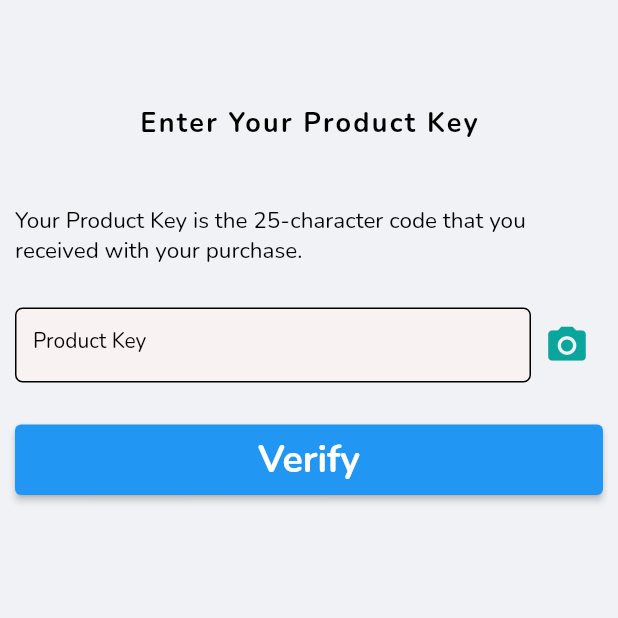
After one commit to developerabhi2507/phs_antivirus_app_demo, a Flutter app: the ProductKeyView screen opened by its route, after a tap on the "camera alt" icon, on a phone screen of 412 x 824 dp, the top half of it. The commit adds this screen. Run offline on Flutter 3.47's test engine with Material 2 defaults, Android fonts, the phone set to English and light mode, and no system bars; our stand-ins replace dio, fluttertoast, get, permission_handler, shared_preferences; missing offline and left inert: flutter_barcode_scanner; accounts and stored records are empty.

Commit message:
login options ui created.

```diff
--- a/lib/res/components/general_exception.dart
+++ b/lib/res/components/general_exception_widget.dart
@@ -1,4 +1,4 @@
-import 'package:antivirus_app_demo1/res/components/round_button.dart';
+import 'package:antivirus_app_demo1/res/components/round_button_widget.dart';
 import 'package:flutter/material.dart';
 import 'package:get/get.dart';
 
--- a/lib/res/components/internet_exceptions_widget.dart
+++ b/lib/res/components/internet_exceptions_widget.dart
@@ -2,7 +2,7 @@ import 'package:flutter/material.dart';
 import 'package:get/get.dart';
 
 import '../colors/app_color.dart';
-import 'round_button.dart';
+import 'round_button_widget.dart';
 
 class InternetExceptionWidget extends StatelessWidget {
   final VoidCallback onPress;
--- a/lib/res/locals/languages.dart
+++ b/lib/res/locals/languages.dart
@@ -37,7 +37,7 @@ class Languages extends Translations {
 
           //Product Key Screen
           'product_key_title': 'Enter Your Product Key',
-          'product_key_essage':
+          'product_key_message':
               'Your Product Key is the 25-character code that you received with your purchase.',
           'product_key_hint': 'Product Key',
           'verify_button': 'Verify',
@@ -96,6 +96,9 @@ class Languages extends Translations {
           'server_exception': 'Internal server error.',
           'invalid_url_exception': 'Invalid Url.',
           'exception_button_text': 'Retry',
+          'permission_denied_titile': 'Permission Denied',
+          'camera_permission': 'You have denied the camera permission.',
+          'permission_allow': 'Allow',
         },
 
         //Hindi language
--- a/lib/res/routes/routes.dart
+++ b/lib/res/routes/routes.dart
@@ -1,6 +1,8 @@
 import 'package:antivirus_app_demo1/view/fetching_product_details.dart';
 import 'package:antivirus_app_demo1/view/login/login_view.dart';
 import 'package:antivirus_app_demo1/view/login_options/login_options_view.dart';
+import 'package:antivirus_app_demo1/view/redeem_subsription/partner_code/partner_code_view.dart';
+import 'package:antivirus_app_demo1/view/redeem_subsription/product_key/product_key_view.dart';
 import 'package:get/get.dart';
 
 import '../../view/splash_screen.dart';
@@ -26,12 +28,12 @@ class AppRoutes {
             transition: Transition.leftToRightWithFade),
         GetPage(
             name: RouteName.productKeyView,
-            page: () => const LoginOptionsView(),
+            page: () => const ProductKeyView(),
             transitionDuration: const Duration(milliseconds: 100),
             transition: Transition.leftToRightWithFade),
         GetPage(
             name: RouteName.partnerCodeView,
-            page: () => const LoginOptionsView(),
+            page: () => const PartnerCodeView(),
             transitionDuration: const Duration(milliseconds: 100),
             transition: Transition.leftToRightWithFade),
         GetPage(
--- a/lib/view/login/login_view.dart
+++ b/lib/view/login/login_view.dart
@@ -1,12 +1,12 @@
-import 'package:antivirus_app_demo1/res/components/text_button.dart';
+import 'package:antivirus_app_demo1/res/components/text_button_widget.dart';
 import 'package:flutter/gestures.dart';
 import 'package:flutter/material.dart';
 import 'package:get/get.dart';
 import 'dart:developer' as devtools;
 
 import '../../res/colors/app_color.dart';
-import '../../res/components/elevated_container.dart';
-import '../../res/components/round_button.dart';
+import '../../res/components/elevated_container_widget.dart';
+import '../../res/components/round_button_widget.dart';
 import '../../res/utils/theme_constants.dart';
 import '../../res/utils/utils.dart';
 import '../../view_models/controllers/login/login_view_model.dart';
--- a/lib/view/login_options/login_options_view.dart
+++ b/lib/view/login_options/login_options_view.dart
@@ -1,6 +1,6 @@
 import 'package:antivirus_app_demo1/res/colors/app_color.dart';
-import 'package:antivirus_app_demo1/res/components/round_button.dart';
-import 'package:antivirus_app_demo1/res/components/text_button.dart';
+import 'package:antivirus_app_demo1/res/components/round_button_widget.dart';
+import 'package:antivirus_app_demo1/res/components/text_button_widget.dart';
 import 'package:antivirus_app_demo1/view/login_options/widgets/background_image.dart';
 import 'package:antivirus_app_demo1/view/login_options/widgets/positioned_widget.dart';
 import 'package:antivirus_app_demo1/view/login_options/widgets/rich_text_widget.dart';
@@ -64,7 +64,6 @@ class LoginOptionsView extends StatelessWidget {
                   return const RedeemBottomSheet();
                 },
               );
-              // _showRedeemSubscription(context);
             },
           ),
         ],
--- a/lib/view/login_options/widgets/redeem_bottomsheet_widget.dart
+++ b/lib/view/login_options/widgets/redeem_bottomsheet_widget.dart
@@ -1,5 +1,5 @@
 import 'package:antivirus_app_demo1/res/colors/app_color.dart';
-import 'package:antivirus_app_demo1/res/components/text_button.dart';
+import 'package:antivirus_app_demo1/res/components/text_button_widget.dart';
 import 'package:flutter/material.dart';
 import 'package:get/get.dart';
 
@@ -31,6 +31,7 @@ class RedeemBottomSheet extends StatelessWidget {
           CustomTextButton(
             title: 'product_key_button'.tr,
             onPress: () => loginOptionsViewModel.productKey(),
+            textAlignment: Alignment.centerLeft,
             textColor: Get.isDarkMode
                 ? AppColor.buttonFg4Dark
                 : AppColor.buttonFg4Light,
@@ -38,6 +39,7 @@ class RedeemBottomSheet extends StatelessWidget {
           CustomTextButton(
             title: 'partner_code_button'.tr,
             onPress: () => loginOptionsViewModel.partnerCode(),
+            textAlignment: Alignment.centerLeft,
             textColor: Get.isDarkMode
                 ? AppColor.buttonFg4Dark
                 : AppColor.buttonFg4Light,
--- /dev/null
+++ b/lib/view/redeem_subsription/product_key/product_key_view.dart
@@ -0,0 +1,64 @@
+import 'package:antivirus_app_demo1/view/redeem_subsription/product_key/widgets/input_product_key_widget.dart';
+import 'package:flutter/material.dart';
+import 'package:get/get.dart';
+
+import '../../../res/utils/theme_constants.dart';
+import '../../../view_models/controllers/redeem_sub_view_model/product_key_view_model.dart';
+
+class ProductKeyView extends StatelessWidget {
+  const ProductKeyView({super.key});
+
+  @override
+  Widget build(BuildContext context) {
+    final productKeyViewModel = Get.put(ProductKeyViewModel());
+
+    return Scaffold(
+      body: Center(
+        child: Container(
+          margin: EdgeInsets.only(top: Get.height - (Get.height - 50)),
+          padding: ThemeConstants.defaultPadding,
+          child: Column(
+            mainAxisAlignment: MainAxisAlignment.start,
+            children: [
+              Text(
+                'product_key_title'.tr,
+                style: Theme.of(context).textTheme.labelSmall,
+                textAlign: TextAlign.left,
+              ),
+              SizedBox(height: Get.height - (Get.height - 42)),
+              Text(
+                'product_key_message'.tr,
+                style: Theme.of(context).textTheme.bodyMedium,
+                textAlign: TextAlign.left,
+              ),
+              SizedBox(height: Get.height - (Get.height - 28)),
+              SizedBox(
+                height: Get.height - (Get.height - 50),
+                child: Row(
+                  children: [
+                    Expanded(child: InputProductKeyWidget()),
+                    IconButton(
+                      onPressed: () =>
+                          productKeyViewModel.onScanBarcodeButtonPressed(),
+                      icon: const Icon(Icons.camera_alt),
+                    ),
+                  ],
+                ),
+              ),
+              SizedBox(
+                height: Get.height - (Get.height - 28),
+              ),
+              SizedBox(
+                  width: double.infinity,
+                  height: Get.height - (Get.height - 47),
+                  child: ElevatedButton(
+                      style: Theme.of(context).elevatedButtonTheme.style,
+                      onPressed: () {},
+                      child: Text('verify_button'.tr))),
+            ],
+          ),
+        ),
+      ),
+    );
+  }
+}
--- /dev/null
+++ b/lib/view/redeem_subsription/product_key/widgets/input_product_key_widget.dart
@@ -0,0 +1,64 @@
+import 'package:antivirus_app_demo1/res/colors/app_color.dart';
+import 'package:antivirus_app_demo1/view_models/controllers/redeem_sub_view_model/product_key_view_model.dart';
+import 'package:flutter/material.dart';
+import 'package:get/get.dart';
+
+import '../../../../res/utils/theme_constants.dart';
+import '../../../../res/utils/utils.dart';
+
+class InputProductKeyWidget extends StatelessWidget {
+  InputProductKeyWidget({super.key});
+
+  final productKeyViewModel = Get.put(ProductKeyViewModel());
+
+  @override
+  Widget build(BuildContext context) {
+    return TextFormField(
+      controller: productKeyViewModel.productKey.value,
+      focusNode: productKeyViewModel.productKeyFocusNode.value,
+      inputFormatters: [ProductKeyFormatter()],
+      style: Theme.of(context).textTheme.bodySmall,
+      cursorColor: AppColor.cursor,
+      validator: (value) {
+        if (value!.isEmpty) {
+          Utils.snackBar('Product Key', 'Enter Product-Key');
+        }
+        return null;
+      },
+      onFieldSubmitted: (value) {
+        Utils.fieldFocusChange(
+            context,
+            productKeyViewModel.productKeyFocusNode.value,
+            productKeyViewModel.productKeyFocusNode.value);
+      },
+      decoration: InputDecoration(
+        border: OutlineInputBorder(
+          borderRadius: ThemeConstants.smallBorderRadius,
+          borderSide: BorderSide(
+            color: productKeyViewModel.productKey.value.text.length > 25
+                ? AppColor.errorColor
+                : AppColor.border1,
+          ),
+        ),
+        hintText: 'product_key_hint'.tr,
+        hintStyle: Theme.of(context).textTheme.bodySmall,
+        // .copyWith(
+        //   color: const Color(0xFF000000)
+        //       .withOpacity(0.4),
+        //   fontSize: 14,
+        //   fontWeight: FontWeight.w700,
+        // ),
+        fillColor: Get.isDarkMode ? AppColor.bg4Dark : AppColor.bg4Light,
+        filled: true,
+        enabledBorder: OutlineInputBorder(
+          borderSide: const BorderSide(color: AppColor.border1),
+          borderRadius: ThemeConstants.smallBorderRadius,
+        ),
+        focusedBorder: OutlineInputBorder(
+          borderSide: const BorderSide(color: AppColor.border1),
+          borderRadius: ThemeConstants.smallBorderRadius,
+        ),
+      ),
+    );
+  }
+}
--- /dev/null
+++ b/lib/view_models/controllers/redeem_sub_view_model/product_key_view_model.dart
@@ -0,0 +1,84 @@
+import 'package:antivirus_app_demo1/res/components/permission_exeption_widget.dart';
+import 'package:flutter/material.dart';
+import 'package:flutter/services.dart';
+import 'package:flutter_barcode_scanner/flutter_barcode_scanner.dart';
+import 'package:get/get.dart';
+import 'package:permission_handler/permission_handler.dart';
+
+class ProductKeyViewModel extends GetxController {
+  final productKey = TextEditingController().obs;
+  final productKeyFocusNode = FocusNode().obs;
+
+  @override
+  void onClose() {
+    productKey.value.dispose();
+    super.onClose();
+  }
+
+  void onScanBarcodeButtonPressed() async {
+    if (await Permission.camera.request().isGranted) {
+      String barcodeScanRes = await FlutterBarcodeScanner.scanBarcode(
+        '#FF0AA59D',
+        'Cancel',
+        true,
+        ScanMode.DEFAULT,
+      );
+
+      if (barcodeScanRes.isNotEmpty && barcodeScanRes.length <= 25) {
+        String formattedBarcode = '';
+        for (int i = 0; i < barcodeScanRes.length; i += 5) {
+          formattedBarcode += barcodeScanRes.substring(i, i + 5);
+          if (i + 5 < barcodeScanRes.length) {
+            formattedBarcode += '-';
+          }
+        }
+
+        productKey.value.text = formattedBarcode;
+      }
+    } else {
+      // Permission denied
+      if (await Permission.camera.isPermanentlyDenied ||
+          await Permission.camera.isDenied) {
+        // Show a dialog to navigate to app settings
+        PermissionExceptionWidget(
+            onPress: () async {
+              openAppSettings();
+              Get.back();
+            },
+            title: 'permission_aloow'.tr);
+        await openAppSettings();
+      } else {
+        // Show a SnackBar or other UI to inform the user
+        // Write a screen for verify this barcode is usefull or not
+      }
+    }
+  }
+}
+
+class ProductKeyFormatter extends TextInputFormatter {
+  @override
+  TextEditingValue formatEditUpdate(
+      TextEditingValue oldValue, TextEditingValue newValue) {
+    final maxLength = 25; // The maximum length of the product key
+    final value = newValue.text.replaceAll('-', '').toUpperCase();
+    final buffer = StringBuffer();
+    var position = 0;
+
+    for (var i = 0; i < value.length; i++) {
+      if (position == maxLength) break; // Stop input after 25 characters
+      buffer.write(value[i]);
+      position++;
+
+      if (position == 5 && i < maxLength - 1) {
+        buffer.write('-'); // Add hyphen after every 5 characters
+        position = 0; // Reset position for the next group of characters
+      }
+    }
+
+    final newText = buffer.toString();
+    return newValue.copyWith(
+      text: newText,
+      selection: TextSelection.collapsed(offset: newText.length),
+    );
+  }
+}
--- a/pubspec.yaml
+++ b/pubspec.yaml
@@ -41,6 +41,8 @@ dependencies:
   skeletons: ^0.0.3
   cached_network_image: ^3.3.0
   shared_preferences: ^2.2.2
+  permission_handler: ^11.0.1
+  flutter_barcode_scanner: ^2.0.0
 
 dev_dependencies:
   flutter_test:
```
Also changed, not shown: lib/res/components/permission_exeption_widget.dart (added, +42 -0 lines), lib/res/components/text_button.dart (deleted, +0 -34 lines), lib/res/components/text_button_widget.dart (added, +42 -0 lines), lib/view/redeem_subsription/partner_code/partner_code_view.dart (added, +53 -0 lines), lib/view/redeem_subsription/partner_code/widgets/input_partner_code_widget.dart (added, +61 -0 lines), lib/view_models/controllers/partner_code_controller.dart (+10 -10 lines), lib/view_models/controllers/redeem_sub_view_model/partner_code_view_model.dart (added, +13 -0 lines), lib/res/components/elevated_container_widget.dart (renamed from lib/res/components/elevated_container.dart), lib/res/components/round_button_widget.dart (renamed from lib/res/components/round_button.dart), pubspec.lock, 2 other files.
